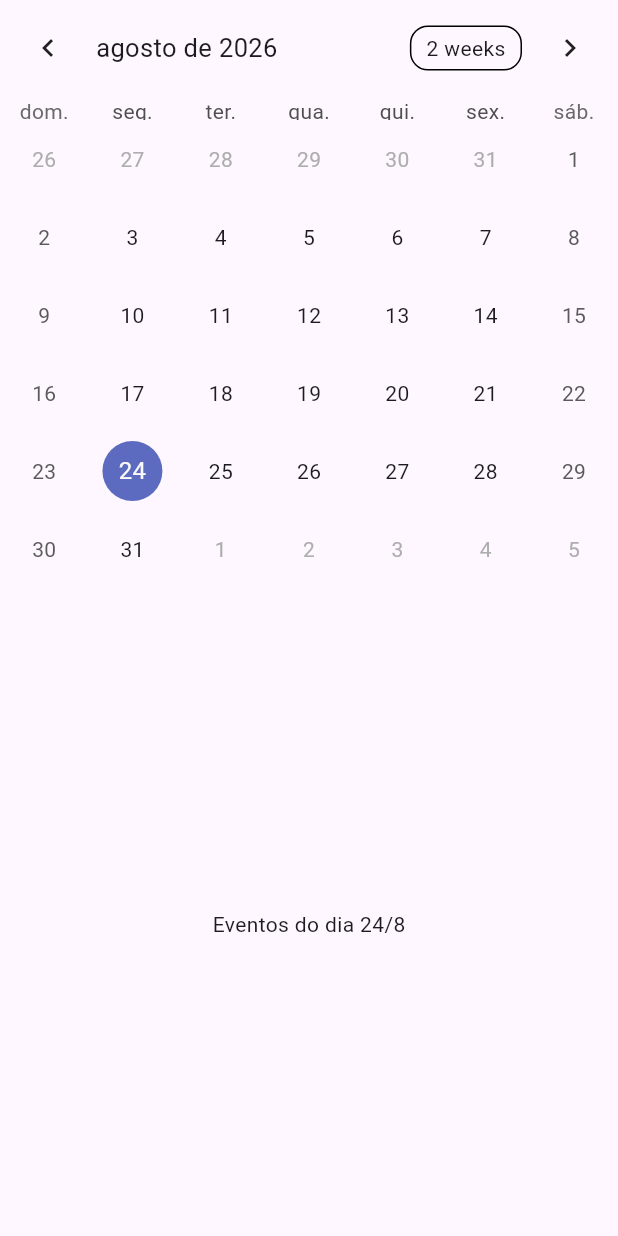
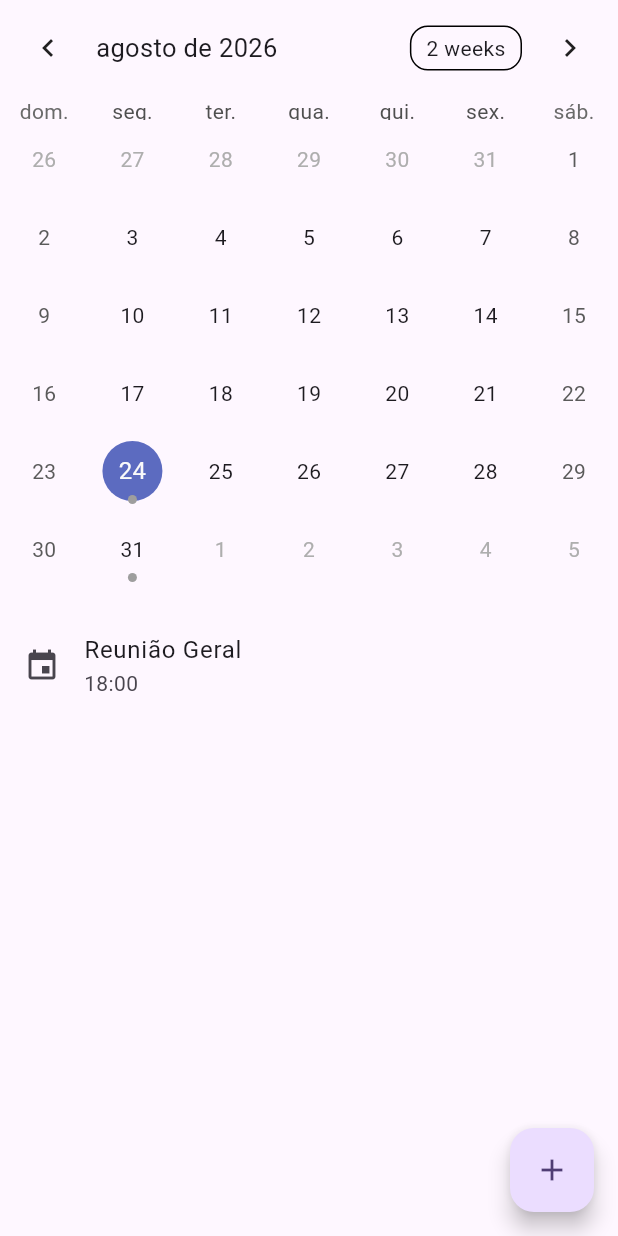
Before and after one commit to miguelcortez1105/AsiApp, a Flutter app: the AbaCalendario screen opened directly, on a phone screen of 412 x 824 dp. Run offline on Flutter 3.47's test engine with Material 3 defaults, Android fonts, the phone set to English and light mode, and no system bars; drawn by our look-alikes of table_calendar; our stand-ins replace firebase_core, image_cropper, image_picker; accounts and stored records are empty.

Commit message:
implementação dos eventos e teste cores para cada área

```diff
--- a/lib/feature/home/screens/aba_calendario.dart
+++ b/lib/feature/home/screens/aba_calendario.dart
@@ -1,5 +1,6 @@
 import 'package:flutter/material.dart';
 import 'package:table_calendar/table_calendar.dart';
+import 'package:asiapp_mobile/feature/home/screens/evento.dart';
 
 class AbaCalendario extends StatefulWidget {
   const AbaCalendario({super.key});
@@ -12,15 +13,44 @@ class _AbaCalendarioState extends State<AbaCalendario> {
   DateTime _diaFocado = DateTime.now();
   DateTime? _diaSelecionado;
 
-  String cargoUsuarioLogado = 'Membro'; // TODO: buscar do Firestore quando conectado
+  String cargoUsuarioLogado = 'Diretor'; //buscar do Firestore quando conectado
 
   bool get _podeEditarEventos =>
       cargoUsuarioLogado == 'Diretor' || cargoUsuarioLogado == 'Gerente';
+
+    //substituir por dados reais do Firestore quando conectado
+  final Map<DateTime, List<Evento>> _eventosSimulados = {
+    DateTime.utc(2026, 8, 24): [
+      Evento(titulo: 'Reunião Geral', horario: '18:00', areas: ['Geral']),
+    ],
+    DateTime.utc(2026, 8, 31): [
+      Evento(titulo: 'Apresentação Projeto final', horario: '18:00', areas: ['Mobile', 'Desktop', 'Marketing']),
+    ],
+  };
+
+  final Map<String, Color> _coresPorArea = {
+    'Geral': Colors.blue,
+    'Mobile': Colors.green,
+    'Comissão Eventos': Colors.pink,
+    'Comissão Processo Seletivo': Colors.deepPurple,
+    'Vendas': Colors.orange,
+    'Marketing': Colors.red,
+    'Ciência de Dados': Colors.teal,
+    'Desktop': Colors.indigo,
+    'RH': Colors.brown,
+    'Presidência': Colors.black,
+    'Gerentes': Colors.amber,
+  };
 
   @override
   void initState() {
     super.initState();
     _diaSelecionado = _diaFocado;
+  }
+
+  List<Evento> _eventosDoDia(DateTime dia) {
+    final diaSemHora = DateTime.utc(dia.year, dia.month, dia.day);
+    return _eventosSimulados[diaSemHora] ?? [];
   }
 
   @override
@@ -29,8 +59,8 @@ class _AbaCalendarioState extends State<AbaCalendario> {
       body: Column(
         children: [
           TableCalendar(
-            firstDay: DateTime.utc(2024, 1, 1),
-            lastDay: DateTime.utc(2030, 12, 31),
+            firstDay: DateTime.utc(2025, 1, 1),
+            lastDay: DateTime.utc(2050, 12, 31),
             focusedDay: _diaFocado,
             selectedDayPredicate: (dia) => isSameDay(_diaSelecionado, dia),
             onDaySelected: (diaSelecionado, diaFocado) {
@@ -40,14 +70,50 @@ class _AbaCalendarioState extends State<AbaCalendario> {
               });
             },
             locale: 'pt_BR',
+            eventLoader: _eventosDoDia,
+            calendarBuilders: CalendarBuilders(
+              markerBuilder: (context, dia, eventos) {
+                if (eventos.isEmpty) return null;
+
+                final coresDoDia = eventos
+                    .map((evento) => _coresPorArea[(evento as Evento).areas] ?? Colors.grey)
+                    .toSet();
+
+                return Positioned(
+                  bottom: 4,
+                  child: Row(
+                    mainAxisSize: MainAxisSize.min,
+                    children: coresDoDia.map((cor) {
+                      return Container(
+                        width: 6,
+                        height: 6,
+                        margin: const EdgeInsets.symmetric(horizontal: 1),
+                        decoration: BoxDecoration(
+                          color: cor,
+                          shape: BoxShape.circle,
+                        ),
+                      );
+                    }).toList(),
+                  ),
+                );
+              },
+            ),
           ),
           const SizedBox(height: 16),
           Expanded(
-            child: Center(
-              child: Text(
-                'Eventos do dia ${_diaSelecionado?.day}/${_diaSelecionado?.month}',
-              ),
-            ),
+            child: _eventosDoDia(_diaSelecionado ?? _diaFocado).isEmpty
+                ? const Center(child: Text('Nenhum evento neste dia'))
+                : ListView.builder(
+                    itemCount: _eventosDoDia(_diaSelecionado ?? _diaFocado).length,
+                    itemBuilder: (context, index) {
+                      final evento = _eventosDoDia(_diaSelecionado ?? _diaFocado)[index];
+                      return ListTile(
+                        leading: const Icon(Icons.event),
+                        title: Text(evento.titulo),
+                        subtitle: Text(evento.horario),
+                      );
+                    },
+                  ),
           ),
         ],
       ),
--- /dev/null
+++ b/lib/feature/home/screens/evento.dart
@@ -0,0 +1,11 @@
+class Evento {
+  final String titulo;
+  final String horario;
+  final List<String> areas;
+
+  Evento({
+    required this.titulo,
+    required this.horario,
+    required this.areas
+  });
+}
```
